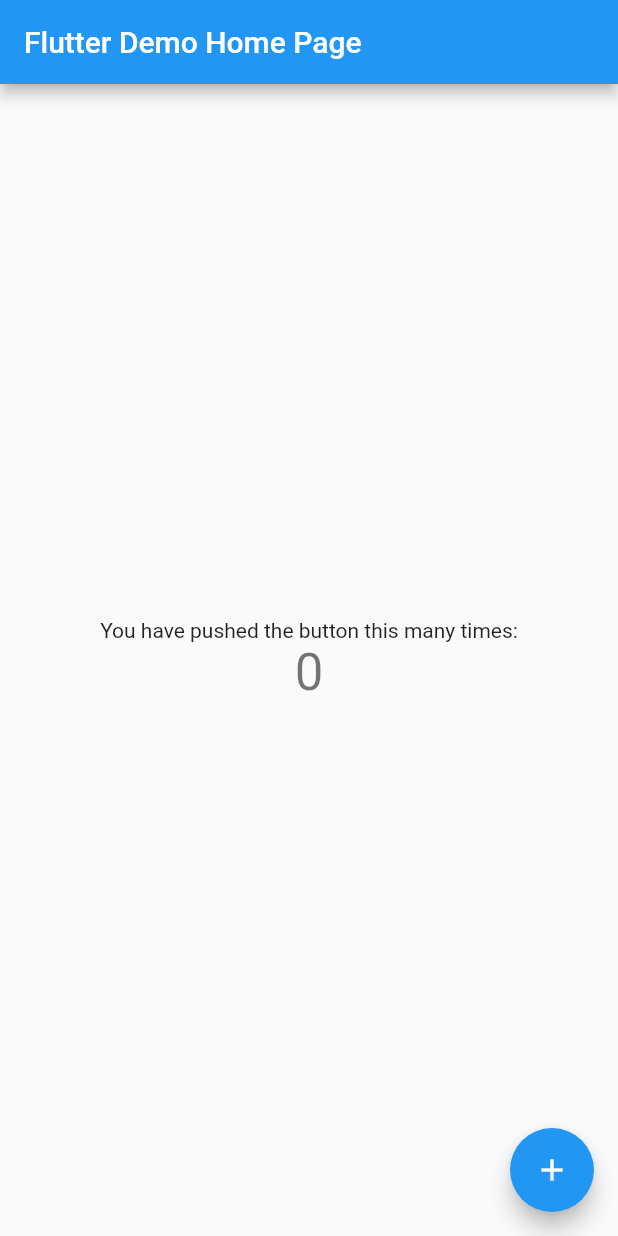
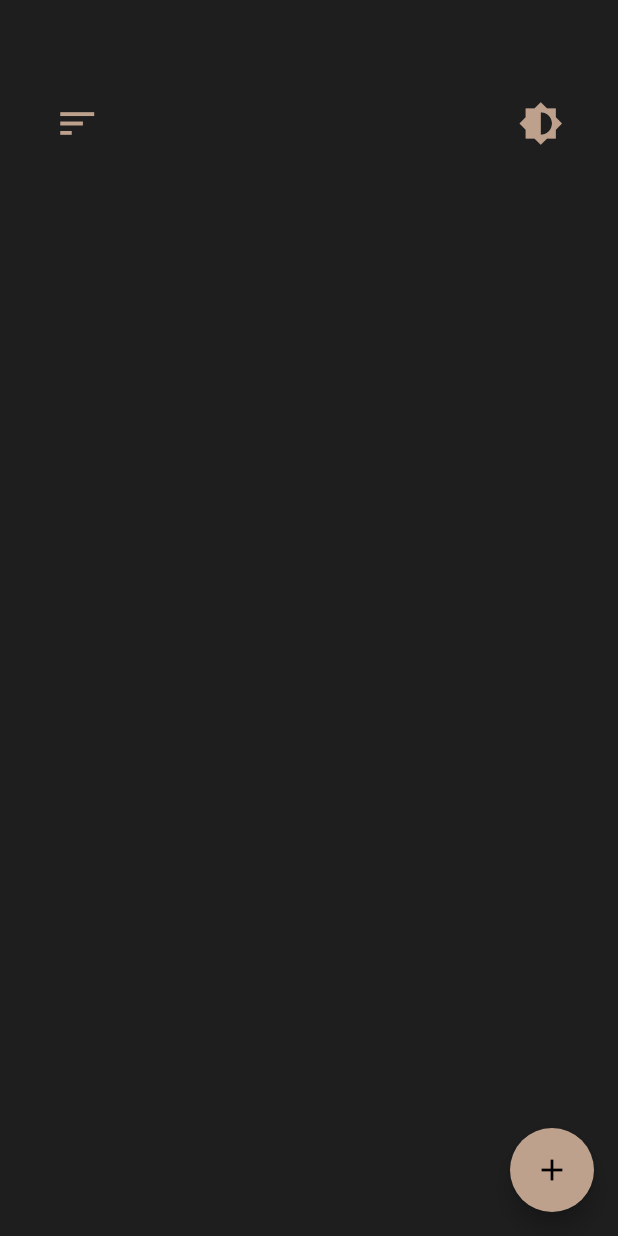
Before and after one commit to mohamedkuch/MyWalletApp, a Flutter app: the screen it shows after launch, on a phone screen of 412 x 824 dp. Run offline on Flutter 3.47's test engine with Material 2 defaults, Android fonts, the phone set to English and light mode, and no system bars; project files that could hold a hidden picture were left out.

```diff
--- a/crypto_converter/lib/main.dart
+++ b/crypto_converter/lib/main.dart
@@ -9,36 +9,30 @@ class MyApp extends StatelessWidget {
     return MaterialApp(
       title: 'Flutter Demo',
       theme: ThemeData(
-        // This is the theme of your application.
-        //
-        // Try running your application with "flutter run". You'll see the
-        // application has a blue toolbar. Then, without quitting the app, try
-        // changing the primarySwatch below to Colors.green and then invoke
-        // "hot reload" (press "r" in the console where you ran "flutter run",
-        // or simply save your changes to "hot reload" in a Flutter IDE).
-        // Notice that the counter didn't reset back to zero; the application
-        // is not restarted.
-        primarySwatch: Colors.blue,
+        accentColor: Color.fromRGBO(190, 161, 141, 1),
+        primaryColor: Color.fromRGBO(30, 30, 30, 1),
+        textTheme: TextTheme(
+          headline: TextStyle(
+            fontWeight: FontWeight.bold,
+            color: Colors.white,
+          ),
+          title: TextStyle(
+            fontWeight: FontWeight.bold,
+            color: Colors.white,
+          ),
+          body1: TextStyle(
+            fontWeight: FontWeight.bold,
+            fontSize: 28.0,
+            color: Colors.white,
+          ),
+        ),
       ),
-      home: MyHomePage(title: 'Flutter Demo Home Page'),
+      home: MyHomePage(),
     );
   }
 }
 
 class MyHomePage extends StatefulWidget {
-  MyHomePage({Key key, this.title}) : super(key: key);
-
-  // This widget is the home page of your application. It is stateful, meaning
-  // that it has a State object (defined below) that contains fields that affect
-  // how it looks.
-
-  // This class is the configuration for the state. It holds the values (in this
-  // case the title) provided by the parent (in this case the App widget) and
-  // used by the build method of the State. Fields in a Widget subclass are
-  // always marked "final".
-
-  final String title;
-
   @override
   _MyHomePageState createState() => _MyHomePageState();
 }
@@ -48,59 +42,53 @@ class _MyHomePageState extends State<MyHomePage> {
 
   void _incrementCounter() {
     setState(() {
-      // This call to setState tells the Flutter framework that something has
-      // changed in this State, which causes it to rerun the build method below
-      // so that the display can reflect the updated values. If we changed
-      // _counter without calling setState(), then the build method would not be
-      // called again, and so nothing would appear to happen.
       _counter++;
     });
   }
 
   @override
   Widget build(BuildContext context) {
-    // This method is rerun every time setState is called, for instance as done
-    // by the _incrementCounter method above.
-    //
-    // The Flutter framework has been optimized to make rerunning build methods
-    // fast, so that you can just rebuild anything that needs updating rather
-    // than having to individually change instances of widgets.
+    final topBar = Container(
+      child: Row(
+        mainAxisAlignment: MainAxisAlignment.spaceAround,
+        children: <Widget>[
+          Expanded(
+            flex: 1,
+            child: IconButton(
+              icon: Icon(
+                Icons.sort,
+                size: 30,
+              ),
+              onPressed: () {},
+              color: Theme.of(context).accentColor,
+            ),
+          ),
+          Expanded(
+            flex: 2,
+            child: SizedBox(),
+          ),
+          Expanded(
+            flex: 1,
+            child: IconButton(
+              icon: Icon(
+                Icons.brightness_6,
+                size: 30,
+              ),
+              onPressed: () {},
+              color: Theme.of(context).accentColor,
+            ),
+          ),
+        ],
+      ),
+      height: (MediaQuery.of(context).size.height -
+              MediaQuery.of(context).padding.top) *
+          0.2,
+    );
+
     return Scaffold(
-      appBar: AppBar(
-        // Here we take the value from the MyHomePage object that was created by
-        // the App.build method, and use it to set our appbar title.
-        title: Text(widget.title),
-      ),
-      body: Center(
-        // Center is a layout widget. It takes a single child and positions it
-        // in the middle of the parent.
-        child: Column(
-          // Column is also a layout widget. It takes a list of children and
-          // arranges them vertically. By default, it sizes itself to fit its
-          // children horizontally, and tries to be as tall as its parent.
-          //
-          // Invoke "debug painting" (press "p" in the console, choose the
-          // "Toggle Debug Paint" action from the Flutter Inspector in Android
-          // Studio, or the "Toggle Debug Paint" command in Visual Studio Code)
-          // to see the wireframe for each widget.
-          //
-          // Column has various properties to control how it sizes itself and
-          // how it positions its children. Here we use mainAxisAlignment to
-          // center the children vertically; the main axis here is the vertical
-          // axis because Columns are vertical (the cross axis would be
-          // horizontal).
-          mainAxisAlignment: MainAxisAlignment.center,
-          children: <Widget>[
-            Text(
-              'You have pushed the button this many times:',
-            ),
-            Text(
-              '$_counter',
-              style: Theme.of(context).textTheme.display1,
-            ),
-          ],
-        ),
-      ),
+      backgroundColor: Theme.of(context).primaryColor,
+
+      body: topBar,
       floatingActionButton: FloatingActionButton(
         onPressed: _incrementCounter,
         tooltip: 'Increment',
```
